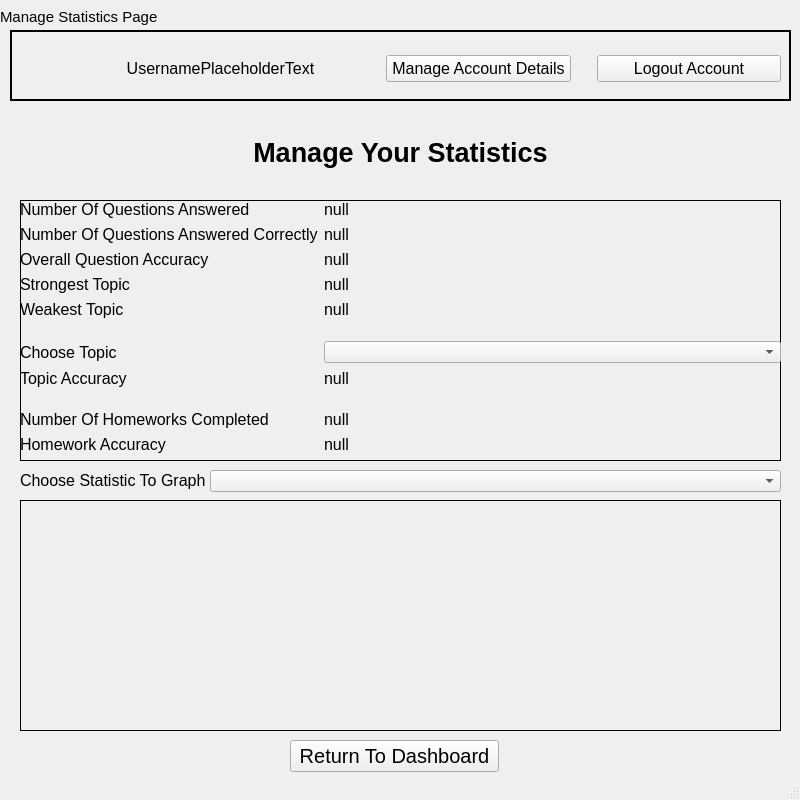
Above: ui files/studentStatisticsPage.ui from BXRSRUDIOS/a-level-coursework-project before the change. Below: the same form after it.
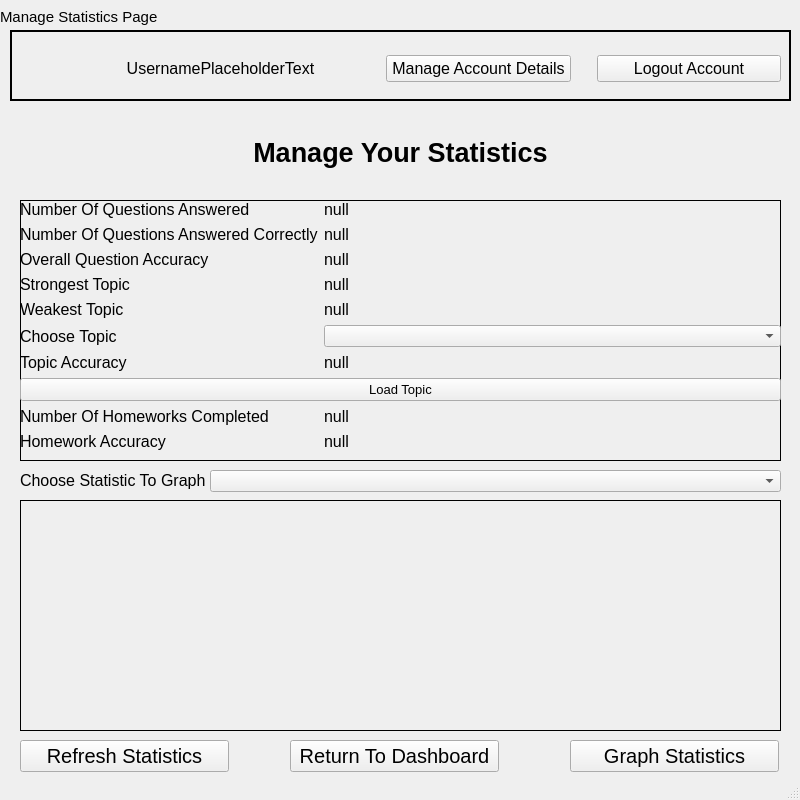
That is the form after the change. Icons and pictures are not drawn.

Commit message: Finished The Student Topic Questions Page

```diff
--- a/ui files/studentStatisticsPage.ui
+++ b/ui files/studentStatisticsPage.ui
@@ -284,7 +284,7 @@
        <x>0</x>
        <y>0</y>
        <width>761</width>
-       <height>261</height>
+       <height>292</height>
       </rect>
      </property>
      <layout class="QFormLayout" name="formLayout_2">
@@ -300,6 +300,18 @@
         </property>
        </widget>
       </item>
+      <item row="0" column="1">
+       <widget class="QLabel" name="noQuestionsAnswered">
+        <property name="font">
+         <font>
+          <pointsize>12</pointsize>
+         </font>
+        </property>
+        <property name="text">
+         <string>null</string>
+        </property>
+       </widget>
+      </item>
       <item row="1" column="0">
        <widget class="QLabel" name="label_2">
         <property name="font">
@@ -312,6 +324,18 @@
         </property>
        </widget>
       </item>
+      <item row="1" column="1">
+       <widget class="QLabel" name="noQuestionsAnsweredCorrectly">
+        <property name="font">
+         <font>
+          <pointsize>12</pointsize>
+         </font>
+        </property>
+        <property name="text">
+         <string>null</string>
+        </property>
+       </widget>
+      </item>
       <item row="2" column="0">
        <widget class="QLabel" name="label_5">
         <property name="font">
@@ -324,6 +348,18 @@
         </property>
        </widget>
       </item>
+      <item row="2" column="1">
+       <widget class="QLabel" name="overallQuestionAccuracy">
+        <property name="font">
+         <font>
+          <pointsize>12</pointsize>
+         </font>
+        </property>
+        <property name="text">
+         <string>null</string>
+        </property>
+       </widget>
+      </item>
       <item row="3" column="0">
        <widget class="QLabel" name="label_6">
         <property name="font">
@@ -336,6 +372,18 @@
         </property>
        </widget>
       </item>
+      <item row="3" column="1">
+       <widget class="QLabel" name="strongestTopic">
+        <property name="font">
+         <font>
+          <pointsize>12</pointsize>
+         </font>
+        </property>
+        <property name="text">
+         <string>null</string>
+        </property>
+       </widget>
+      </item>
       <item row="4" column="0">
        <widget class="QLabel" name="label_7">
         <property name="font">
@@ -348,23 +396,19 @@
         </property>
        </widget>
       </item>
-      <item row="5" column="0" colspan="2">
-       <spacer name="verticalSpacer">
-        <property name="orientation">
-         <enum>Qt::Vertical</enum>
+      <item row="4" column="1">
+       <widget class="QLabel" name="weakestTopic">
+        <property name="font">
+         <font>
+          <pointsize>12</pointsize>
+         </font>
         </property>
-        <property name="sizeType">
-         <enum>QSizePolicy::Fixed</enum>
+        <property name="text">
+         <string>null</string>
         </property>
-        <property name="sizeHint" stdset="0">
-         <size>
-          <width>20</width>
-          <height>10</height>
-         </size>
-        </property>
-       </spacer>
+       </widget>
       </item>
-      <item row="6" column="0">
+      <item row="5" column="0">
        <widget class="QLabel" name="label_8">
         <property name="font">
          <font>
@@ -376,10 +420,10 @@
         </property>
        </widget>
       </item>
-      <item row="6" column="1">
+      <item row="5" column="1">
        <widget class="QComboBox" name="chooseTopicComboBox"/>
       </item>
-      <item row="7" column="0">
+      <item row="6" column="0">
        <widget class="QLabel" name="label_9">
         <property name="font">
          <font>
@@ -391,23 +435,31 @@
         </property>
        </widget>
       </item>
-      <item row="8" column="0" colspan="2">
-       <spacer name="verticalSpacer_2">
-        <property name="orientation">
-         <enum>Qt::Vertical</enum>
+      <item row="6" column="1">
+       <widget class="QLabel" name="topicAccuracy">
+        <property name="font">
+         <font>
+          <pointsize>12</pointsize>
+         </font>
         </property>
-        <property name="sizeType">
-         <enum>QSizePolicy::Fixed</enum>
+        <property name="text">
+         <string>null</string>
         </property>
-        <property name="sizeHint" stdset="0">
-         <size>
-          <width>20</width>
-          <height>10</height>
-         </size>
+       </widget>
+      </item>
+      <item row="7" column="0" colspan="2">
+       <widget class="QPushButton" name="returnToDashboard_4">
+        <property name="font">
+         <font>
+          <pointsize>10</pointsize>
+         </font>
         </property>
-       </spacer>
+        <property name="text">
+         <string>Load Topic</string>
+        </property>
+       </widget>
       </item>
-      <item row="9" column="0">
+      <item row="8" column="0">
        <widget class="QLabel" name="label_10">
         <property name="font">
          <font>
@@ -419,7 +471,19 @@
         </property>
        </widget>
       </item>
-      <item row="10" column="0">
+      <item row="8" column="1">
+       <widget class="QLabel" name="noHomeworksCompleted">
+        <property name="font">
+         <font>
+          <pointsize>12</pointsize>
+         </font>
+        </property>
+        <property name="text">
+         <string>null</string>
+        </property>
+       </widget>
+      </item>
+      <item row="9" column="0">
        <widget class="QLabel" name="label_11">
         <property name="font">
          <font>
@@ -431,91 +495,7 @@
         </property>
        </widget>
       </item>
-      <item row="0" column="1">
-       <widget class="QLabel" name="noQuestionsAnswered">
-        <property name="font">
-         <font>
-          <pointsize>12</pointsize>
-         </font>
-        </property>
-        <property name="text">
-         <string>null</string>
-        </property>
-       </widget>
-      </item>
-      <item row="1" column="1">
-       <widget class="QLabel" name="noQuestionsAnsweredCorrectly">
-        <property name="font">
-         <font>
-          <pointsize>12</pointsize>
-         </font>
-        </property>
-        <property name="text">
-         <string>null</string>
-        </property>
-       </widget>
-      </item>
-      <item row="2" column="1">
-       <widget class="QLabel" name="overallQuestionAccuracy">
-        <property name="font">
-         <font>
-          <pointsize>12</pointsize>
-         </font>
-        </property>
-        <property name="text">
-         <string>null</string>
-        </property>
-       </widget>
-      </item>
-      <item row="3" column="1">
-       <widget class="QLabel" name="strongestTopic">
-        <property name="font">
-         <font>
-          <pointsize>12</pointsize>
-         </font>
-        </property>
-        <property name="text">
-         <string>null</string>
-        </property>
-       </widget>
-      </item>
-      <item row="4" column="1">
-       <widget class="QLabel" name="weakestTopic">
-        <property name="font">
-         <font>
-          <pointsize>12</pointsize>
-         </font>
-        </property>
-        <property name="text">
-         <string>null</string>
-        </property>
-       </widget>
-      </item>
-      <item row="7" column="1">
-       <widget class="QLabel" name="topicAccuracy">
-        <property name="font">
-         <font>
-          <pointsize>12</pointsize>
-         </font>
-        </property>
-        <property name="text">
-         <string>null</string>
-        </property>
-       </widget>
-      </item>
       <item row="9" column="1">
-       <widget class="QLabel" name="noHomeworksCompleted">
-        <property name="font">
-         <font>
-          <pointsize>12</pointsize>
-         </font>
-        </property>
-        <property name="text">
-         <string>null</string>
-        </property>
-       </widget>
-      </item>
-      <item row="10" column="1">
        <widget class="QLabel" name="homeworkAccuracy">
         <property name="font">
          <font>
@@ -574,6 +554,42 @@
      </rect>
     </property>
    </widget>
+   <widget class="QPushButton" name="returnToDashboard_2">
+    <property name="geometry">
+     <rect>
+      <x>20</x>
+      <y>740</y>
+      <width>209</width>
+      <height>32</height>
+     </rect>
+    </property>
+    <property name="font">
+     <font>
+      <pointsize>15</pointsize>
+     </font>
+    </property>
+    <property name="text">
+     <string>Refresh Statistics</string>
+    </property>
+   </widget>
+   <widget class="QPushButton" name="returnToDashboard_3">
+    <property name="geometry">
+     <rect>
+      <x>570</x>
+      <y>740</y>
+      <width>209</width>
+      <height>32</height>
+     </rect>
+    </property>
+    <property name="font">
+     <font>
+      <pointsize>15</pointsize>
+     </font>
+    </property>
+    <property name="text">
+     <string>Graph Statistics</string>
+    </property>
+   </widget>
   </widget>
   <widget class="QMenuBar" name="menubar">
    <property name="geometry">
```
The commit also changes 7 other files.
